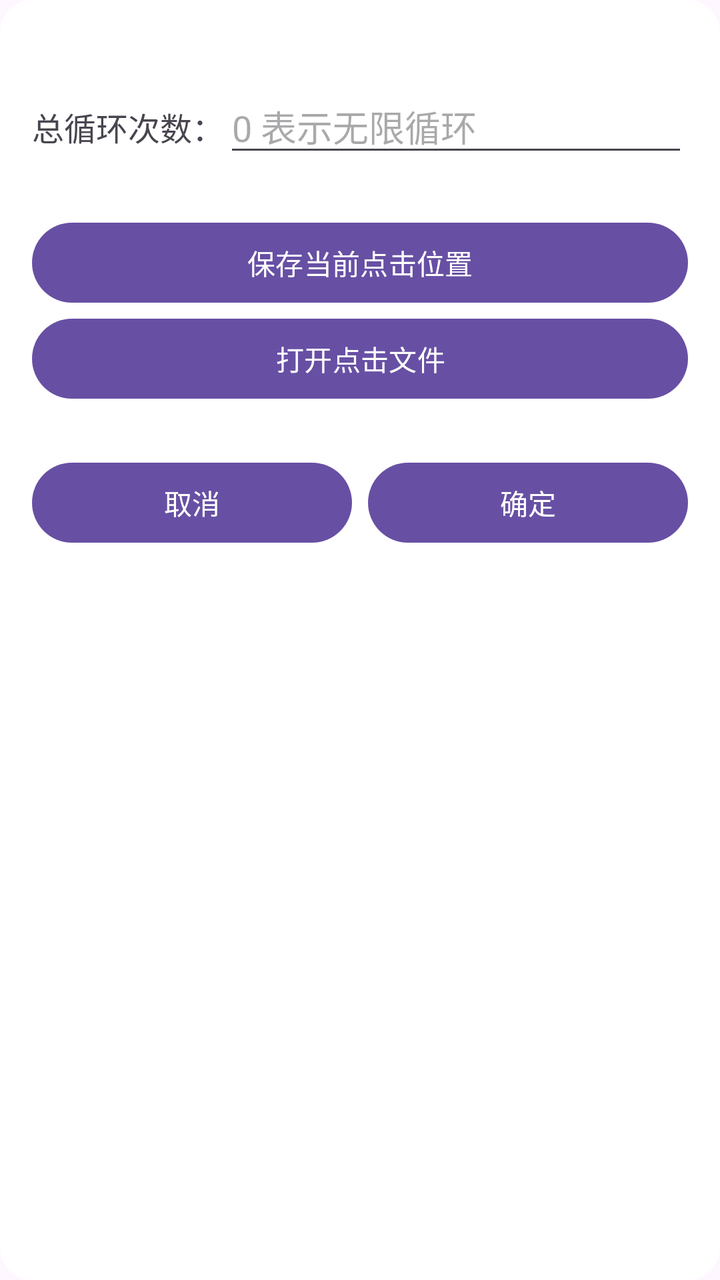
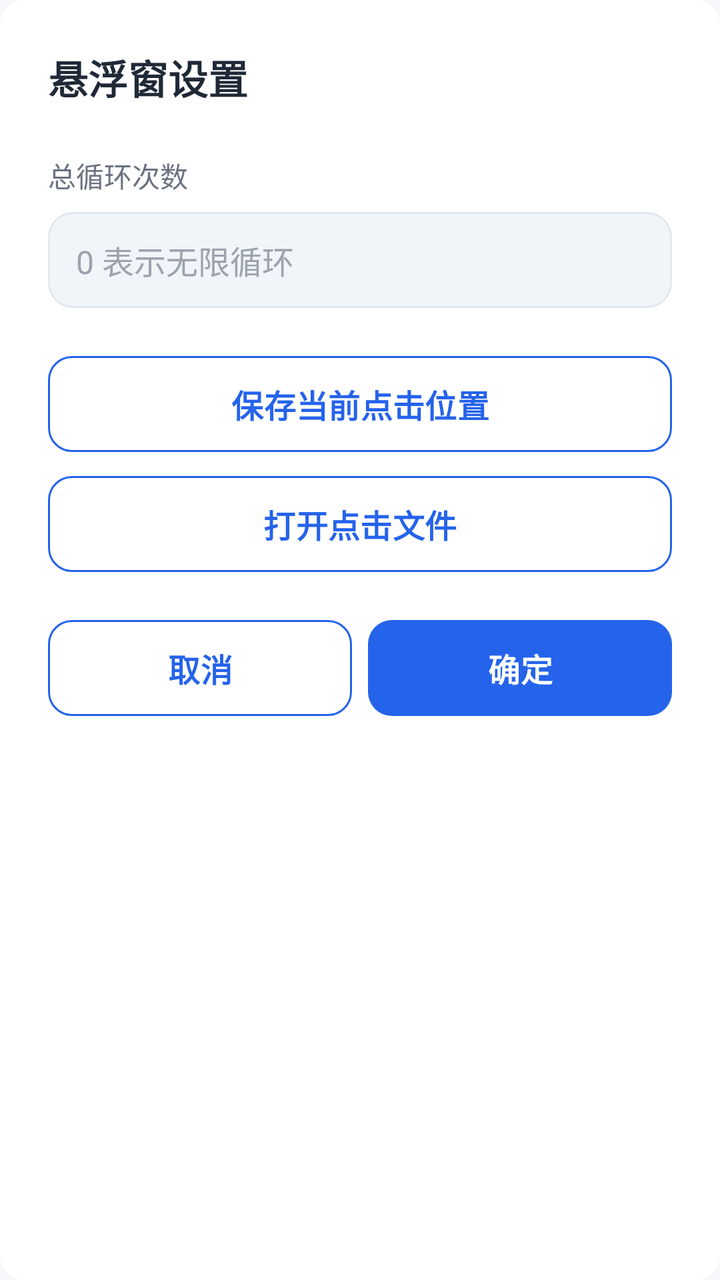

Two renders of the same Android screen: before a commit and after it. Below are the layout's source before the change and the commit's diff.
<!-- AndroidManifest.xml: application theme Theme.AutoClickerApp -->
<!-- res/layout/dialog_settings.xml -->
<?xml version="1.0" encoding="utf-8"?>
<LinearLayout xmlns:android="http://schemas.android.com/apk/res/android"
    android:layout_width="match_parent"
    android:layout_height="wrap_content"
    android:orientation="vertical"
    android:padding="16dp"
    android:background="@drawable/dialog_background">

    <LinearLayout
        android:layout_width="match_parent"
        android:layout_height="wrap_content"
        android:orientation="horizontal"
        android:layout_marginTop="24dp"
        android:layout_marginBottom="24dp">

        <TextView
            android:layout_width="wrap_content"
            android:layout_height="wrap_content"
            android:text="总循环次数："
            android:textSize="16sp" />

        <EditText
            android:id="@+id/etLoopCount"
            android:layout_width="match_parent"
            android:layout_height="wrap_content"
            android:hint="0 表示无限循环"
            android:inputType="number" />
    </LinearLayout>

    <Button
        android:id="@+id/btnSavePoints"
        android:layout_width="match_parent"
        android:layout_height="wrap_content"
        android:text="保存当前点击位置" />

    <Button
        android:id="@+id/btnLoadPoints"
        android:layout_width="match_parent"
        android:layout_height="wrap_content"
        android:text="打开点击文件" />
    <LinearLayout
        android:layout_width="match_parent"
        android:layout_height="wrap_content"
        android:orientation="horizontal"
        android:layout_marginTop="24dp">

        <Button
            android:id="@+id/btnCancelSettings"
            android:layout_width="0dp"
            android:layout_weight="1"
            android:layout_height="wrap_content"
            android:text="取消" />

        <Button
            android:id="@+id/btnConfirmSettings"
            android:layout_width="0dp"
            android:layout_weight="1"
            android:layout_height="wrap_content"
            android:text="确定"
            android:layout_marginStart="8dp" />
    </LinearLayout>





</LinearLayout>
<!-- resources referenced by this layout -->
<resources>
  <!-- drawable dialog_background (drawable) -->
  <shape xmlns:android="http://schemas.android.com/apk/res/android">
      <solid android:color="#FFFFFF" />
      <corners android:radius="16dp" />
  </shape>
  <style name="Base.Theme.AutoClickerApp" parent="Theme.Material3.DayNight.NoActionBar">
          
          
      </style>
  <!-- unchanged entries left out for length: 1 -->
</resources>

<!-- the commit's change to res/layout/dialog_settings.xml (unified diff, before → after) -->
@@ -1,67 +1,90 @@
 <?xml version="1.0" encoding="utf-8"?>
-<LinearLayout xmlns:android="http://schemas.android.com/apk/res/android"
+<HorizontalScrollView xmlns:android="http://schemas.android.com/apk/res/android"
+    android:id="@+id/settingsRoot"
     android:layout_width="match_parent"
-    android:layout_height="wrap_content"
-    android:orientation="vertical"
-    android:padding="16dp"
-    android:background="@drawable/dialog_background">
+    android:layout_height="match_parent"
+    android:background="@drawable/dialog_background"
+    android:fillViewport="true"
+    android:scrollbars="none">
 
-    <LinearLayout
+    <ScrollView
+        android:id="@+id/settingsScrollView"
         android:layout_width="match_parent"
-        android:layout_height="wrap_content"
-        android:orientation="horizontal"
-        android:layout_marginTop="24dp"
-        android:layout_marginBottom="24dp">
+        android:layout_height="match_parent"
+        android:fillViewport="true"
+        android:scrollbars="none">
 
-        <TextView
-            android:layout_width="wrap_content"
-            android:layout_height="wrap_content"
-            android:text="总循环次数："
-            android:textSize="16sp" />
-
-        <EditText
-            android:id="@+id/etLoopCount"
+        <LinearLayout
             android:layout_width="match_parent"
             android:layout_height="wrap_content"
-            android:hint="0 表示无限循环"
-            android:inputType="number" />
-    </LinearLayout>
+            android:orientation="vertical"
+            android:padding="24dp">
 
-    <Button
-        android:id="@+id/btnSavePoints"
-        android:layout_width="match_parent"
-        android:layout_height="wrap_content"
-        android:text="保存当前点击位置" />
+            
+            <TextView
+                style="@style/ModernText.Title"
+                android:layout_width="wrap_content"
+                android:layout_height="wrap_content"
+                android:text="悬浮窗设置" />
 
-    <Button
-        android:id="@+id/btnLoadPoints"
-        android:layout_width="match_parent"
-        android:layout_height="wrap_content"
-        android:text="打开点击文件" />
-    <LinearLayout
-        android:layout_width="match_parent"
-        android:layout_height="wrap_content"
-        android:orientation="horizontal"
-        android:layout_marginTop="24dp">
+            
+            <TextView
+                style="@style/ModernText.Label"
+                android:layout_width="wrap_content"
+                android:layout_height="wrap_content"
+                android:layout_marginTop="24dp"
+                android:text="总循环次数" />
 
-        <Button
-            android:id="@+id/btnCancelSettings"
-            android:layout_width="0dp"
-            android:layout_weight="1"
-            android:layout_height="wrap_content"
-            android:text="取消" />
+            <EditText
+                android:id="@+id/etLoopCount"
+                style="@style/ModernEditText"
+                android:layout_width="match_parent"
+                android:layout_height="wrap_content"
+                android:layout_marginTop="8dp"
+                android:hint="0 表示无限循环"
+                android:inputType="number" />
 
-        <Button
-            android:id="@+id/btnConfirmSettings"
-            android:layout_width="0dp"
-            android:layout_weight="1"
-            android:layout_height="wrap_content"
-            android:text="确定"
-            android:layout_marginStart="8dp" />
-    </LinearLayout>
+            
+            <Button
+                android:id="@+id/btnSavePoints"
+                style="@style/ModernButton.Outline"
+                android:layout_width="match_parent"
+                android:layout_height="48dp"
+                android:layout_marginTop="24dp"
+                android:text="保存当前点击位置" />
 
+            <Button
+                android:id="@+id/btnLoadPoints"
+                style="@style/ModernButton.Outline"
+                android:layout_width="match_parent"
+                android:layout_height="48dp"
+                android:layout_marginTop="12dp"
+                android:text="打开点击文件" />
 
+            
+            <LinearLayout
+                android:layout_width="match_parent"
+                android:layout_height="wrap_content"
+                android:layout_marginTop="24dp"
+                android:orientation="horizontal">
 
+                <Button
+                    android:id="@+id/btnCancelSettings"
+                    style="@style/ModernButton.Outline"
+                    android:layout_width="0dp"
+                    android:layout_height="48dp"
+                    android:layout_marginEnd="8dp"
+                    android:layout_weight="1"
+                    android:text="取消" />
 
-
-</LinearLayout>
+                <Button
+                    android:id="@+id/btnConfirmSettings"
+                    style="@style/ModernButton"
+                    android:layout_width="0dp"
+                    android:layout_height="48dp"
+                    android:layout_weight="1"
+                    android:text="确定" />
+            </LinearLayout>
+        </LinearLayout>
+    </ScrollView>
+</HorizontalScrollView>
<!-- resource entries referenced after the edit -->
@@ -1,14 +1,114 @@
 <!-- resources referenced by this layout -->
 <resources>
   <!-- drawable dialog_background (drawable) -->
-  <shape xmlns:android="http://schemas.android.com/apk/res/android">
-      <solid android:color="#FFFFFF" />
-      <corners android:radius="16dp" />
+  <?xml version="1.0" encoding="utf-8"?>
+  <shape xmlns:android="http://schemas.android.com/apk/res/android"
+      android:shape="rectangle">
+      <solid android:color="@color/surface" />
+      <corners android:radius="12dp" />
   </shape>
+  <style name="ModernButton" parent="Widget.Material3.Button">
+          <item name="android:insetTop">0dp</item>
+          <item name="android:insetBottom">0dp</item>
+          <item name="android:minHeight">48dp</item>
+          <item name="android:paddingStart">20dp</item>
+          <item name="android:paddingEnd">20dp</item>
+          <item name="android:textSize">16sp</item>
+          <item name="android:textStyle">bold</item>
+          <item name="android:textAllCaps">false</item>
+          <item name="cornerRadius">12dp</item>
+          <item name="backgroundTint">@color/primary</item>
+          <item name="rippleColor">@color/primary_dark</item>
+      </style>
+  <style name="ModernButton.Outline" parent="Widget.Material3.Button.OutlinedButton">
+          <item name="android:insetTop">0dp</item>
+          <item name="android:insetBottom">0dp</item>
+          <item name="android:minHeight">48dp</item>
+          <item name="android:paddingStart">20dp</item>
+          <item name="android:paddingEnd">20dp</item>
+          <item name="android:textSize">16sp</item>
+          <item name="android:textStyle">bold</item>
+          <item name="android:textAllCaps">false</item>
+          <item name="cornerRadius">12dp</item>
+          <item name="backgroundTint">@color/surface</item>
+          <item name="strokeColor">@color/primary</item>
+          <item name="strokeWidth">1dp</item>
+          <item name="android:textColor">@color/primary</item>
+          <item name="rippleColor">@color/primary_container</item>
+      </style>
+  <style name="ModernEditText" parent="Widget.AppCompat.EditText">
+          <item name="android:background">@drawable/bg_edittext</item>
+          <item name="android:minHeight">48dp</item>
+          <item name="android:paddingStart">14dp</item>
+          <item name="android:paddingEnd">14dp</item>
+          <item name="android:paddingTop">12dp</item>
+          <item name="android:paddingBottom">12dp</item>
+          <item name="android:textSize">16sp</item>
+          <item name="android:textColor">@color/text_primary</item>
+          <item name="android:textColorHint">@color/text_hint</item>
+      </style>
+  <style name="ModernText.Label" parent="TextAppearance.AppCompat">
+          <item name="android:textSize">14sp</item>
+          <item name="android:textColor">@color/text_secondary</item>
+      </style>
+  <style name="ModernText.Title" parent="TextAppearance.AppCompat">
+          <item name="android:textSize">20sp</item>
+          <item name="android:textStyle">bold</item>
+          <item name="android:textColor">@color/text_primary</item>
+      </style>
+  <color name="surface">#FFFFFFFF</color>
+  <color name="primary">#FF2563EB</color>
+  <color name="primary_dark">#FF1D4ED8</color>
+  <color name="primary_container">#FFDBEAFE</color>
+  <!-- drawable bg_edittext (drawable) -->
+  <?xml version="1.0" encoding="utf-8"?>
+  <selector xmlns:android="http://schemas.android.com/apk/res/android">
+      <item android:state_focused="true">
+          <shape android:shape="rectangle">
+              <solid android:color="@color/surface" />
+              <corners android:radius="12dp" />
+              <stroke android:width="1.5dp" android:color="@color/primary" />
+          </shape>
+      </item>
+      <item>
+          <shape android:shape="rectangle">
+              <solid android:color="@color/input_bg" />
+              <corners android:radius="12dp" />
+              <stroke android:width="1dp" android:color="@color/stroke" />
+          </shape>
+      </item>
+  </selector>
+  <color name="text_primary">#FF1F2937</color>
+  <color name="text_hint">#FF9CA3AF</color>
+  <color name="text_secondary">#FF6B7280</color>
   <style name="Base.Theme.AutoClickerApp" parent="Theme.Material3.DayNight.NoActionBar">
           
+          <item name="colorPrimary">@color/primary</item>
+          <item name="colorOnPrimary">@color/on_primary</item>
+          <item name="colorPrimaryContainer">@color/primary_container</item>
+          <item name="colorOnPrimaryContainer">@color/primary_dark</item>
+          <item name="colorSecondary">@color/primary</item>
+          <item name="colorOnSecondary">@color/on_primary</item>
+  
           
+          <item name="android:colorBackground">@color/background</item>
+          <item name="colorSurface">@color/surface</item>
+          <item name="colorOnSurface">@color/text_primary</item>
+          <item name="colorOnSurfaceVariant">@color/text_secondary</item>
+          <item name="colorOutline">@color/stroke</item>
+  
+          
+          <item name="android:statusBarColor">@color/status_bar_top</item>
+          <item name="android:windowLightStatusBar" tools:targetApi="m">false</item>
+  
+          
+          <item name="materialButtonStyle">@style/ModernButton</item>
       </style>
+  <color name="input_bg">#FFF1F5F9</color>
+  <color name="stroke">#FFE2E8F0</color>
+  <color name="on_primary">#FFFFFFFF</color>
+  <color name="background">#FFF5F7FA</color>
+  <color name="status_bar_top">#FF1E3A8A</color>
   <!-- unchanged entries left out for length: 1 -->
 </resources>
 
